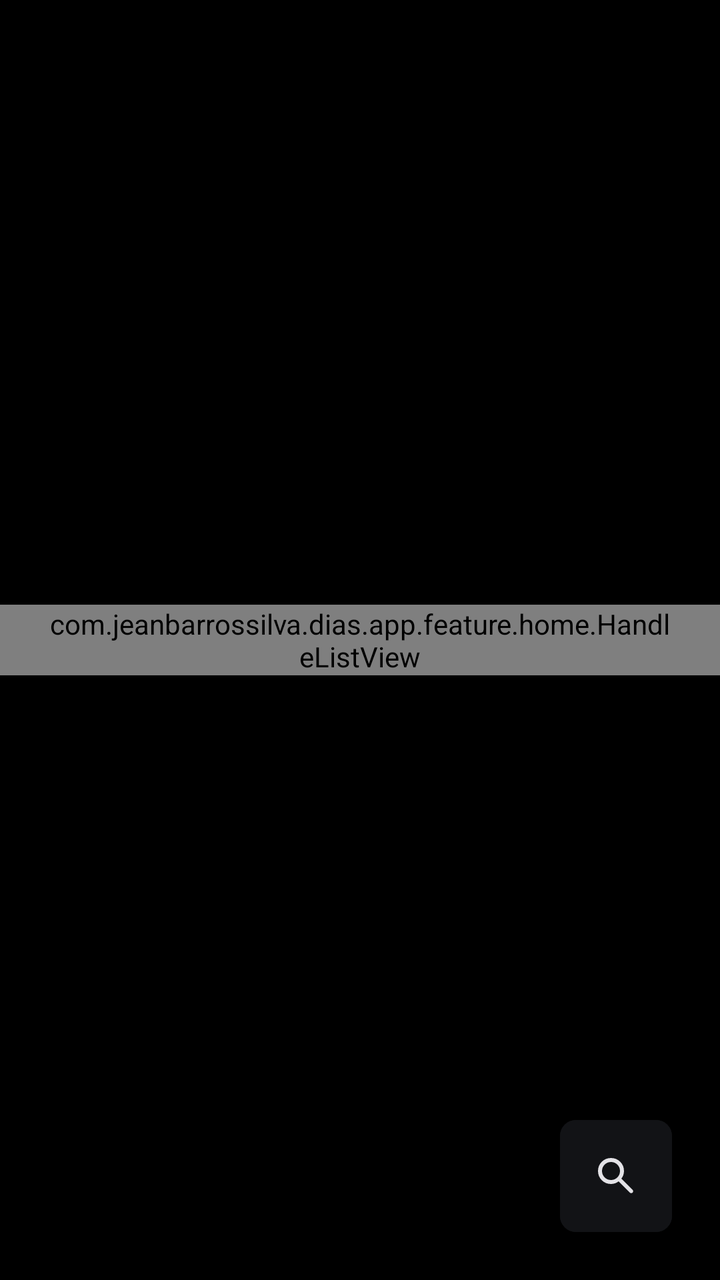
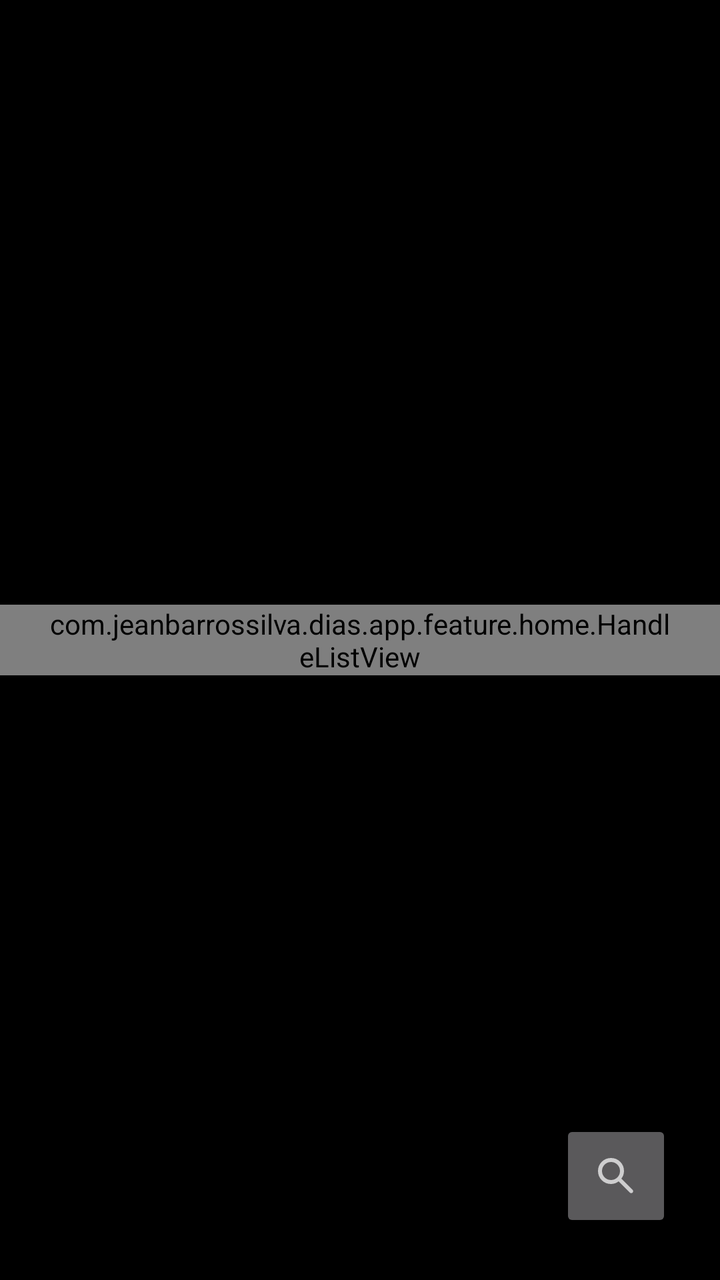

Two renders of the same Android screen: before a commit and after it. Below are the layout's source before the change and the commit's diff.
<!-- AndroidManifest.xml: application theme Theme.Dias -->
<!-- res/layout/home_activity.xml -->
<?xml version="1.0" encoding="utf-8"?>
<androidx.constraintlayout.widget.ConstraintLayout
  xmlns:android="http://schemas.android.com/apk/res/android"
  xmlns:app="http://schemas.android.com/apk/res-auto"
  xmlns:tools="http://schemas.android.com/tools"
  android:layout_height="match_parent"
  android:layout_width="match_parent">
  <com.jeanbarrossilva.dias.app.feature.home.HandleListView
    android:divider="@drawable/home_pinned_apps_divider"
    android:id="@+id/handleListView"
    android:layout_height="wrap_content"
    android:layout_width="match_parent"
    android:paddingHorizontal="@dimen/spacing_m"
    app:layout_constraintBottom_toBottomOf="parent"
    app:layout_constraintTop_toTopOf="parent" />

  <com.google.android.material.button.MaterialButton
    android:backgroundTint="?colorPrimaryContainer"
    android:contentDescription="@string/home_search"
    android:fontFamily="@font/space_grotesk"
    app:icon="@drawable/ic_search"
    android:id="@+id/all_apps_button"
    android:layout_height="56dp"
    android:layout_width="56dp"
    android:layout_marginEnd="@dimen/spacing_m"
    android:layout_marginBottom="@dimen/spacing_m"
    android:paddingVertical="14dp"
    app:iconPadding="0dp"
    app:iconTint="?colorOnPrimaryContainer"
    android:insetBottom="0dp"
    android:insetLeft="0dp"
    android:insetRight="0dp"
    android:insetTop="0dp"
    app:cornerRadius="8dp"
    app:layout_constraintBottom_toBottomOf="parent"
    app:layout_constraintEnd_toEndOf="parent" />
</androidx.constraintlayout.widget.ConstraintLayout>
<!-- resources referenced by this layout -->
<resources>
  <dimen name="spacing_m">24dp</dimen>
  <!-- drawable home_pinned_apps_divider (drawable) -->
  <?xml version="1.0" encoding="utf-8"?>
  <shape xmlns:android="http://schemas.android.com/apk/res/android">
    <size android:height="12dp" />
  </shape>
  <!-- drawable ic_search (drawable) -->
  <vector xmlns:android="http://schemas.android.com/apk/res/android"
          android:width="24dp"
          android:height="24dp"
          android:autoMirrored="true"
          android:tint="?colorControlNormal"
          android:viewportWidth="960"
          android:viewportHeight="960">
    <path android:fillColor="@android:color/white"
          android:pathData="M380,640Q271,640 195.5,564.5Q120,489 120,380Q120,271 195.5,195.5Q271,120 380,120Q489,120 564.5,195.5Q640,271 640,380Q640,424 626,463Q612,502 588,532L812,756Q823,767 823,784Q823,801 812,812Q801,823 784,823Q767,823 756,812L532,588Q502,612 463,626Q424,640 380,640ZM380,560Q455,560 507.5,507.5Q560,455 560,380Q560,305 507.5,252.5Q455,200 380,200Q305,200 252.5,252.5Q200,305 200,380Q200,455 252.5,507.5Q305,560 380,560Z" />
  </vector>
  <string name="home_search">Search</string>
  <style name="Theme.Dias" parent="Theme.MaterialComponents.NoActionBar">
      <item name="android:colorBackground">@android:color/black</item>
      <item name="android:textViewStyle">?textAppearanceBodyMedium</item>
      <item name="colorOnPrimaryContainer">@android:color/system_on_surface_dark</item>
      <item name="colorPrimary">@android:color/white</item>
      <item name="colorPrimaryContainer">@android:color/system_surface_dark</item>
      <item name="textAppearanceBodyMediumEmphasized">@style/Theme.Dias.Text.Body.Medium.Emphasized</item>
    </style>
  <style name="Theme.Dias.Text.Body.Medium.Emphasized" parent="TextAppearance.Material3.BodyMedium.Emphasized">
      <item name="android:fontFamily">@font/space_grotesk</item>
      <item name="android:textFontWeight">800</item>
      <item name="android:textSize">18sp</item>
    </style>
</resources>

<!-- the commit's change to res/layout/home_activity.xml (unified diff, before → after) -->
@@ -2,7 +2,6 @@
 <androidx.constraintlayout.widget.ConstraintLayout
   xmlns:android="http://schemas.android.com/apk/res/android"
   xmlns:app="http://schemas.android.com/apk/res-auto"
-  xmlns:tools="http://schemas.android.com/tools"
   android:layout_height="match_parent"
   android:layout_width="match_parent">
   <com.jeanbarrossilva.dias.app.feature.home.HandleListView
@@ -14,24 +13,14 @@
     app:layout_constraintBottom_toBottomOf="parent"
     app:layout_constraintTop_toTopOf="parent" />
 
-  <com.google.android.material.button.MaterialButton
-    android:backgroundTint="?colorPrimaryContainer"
+  <ImageButton
     android:contentDescription="@string/home_search"
-    android:fontFamily="@font/space_grotesk"
-    app:icon="@drawable/ic_search"
-    android:id="@+id/all_apps_button"
+    android:id="@+id/searchButton"
     android:layout_height="56dp"
     android:layout_width="56dp"
     android:layout_marginEnd="@dimen/spacing_m"
     android:layout_marginBottom="@dimen/spacing_m"
-    android:paddingVertical="14dp"
-    app:iconPadding="0dp"
-    app:iconTint="?colorOnPrimaryContainer"
-    android:insetBottom="0dp"
-    android:insetLeft="0dp"
-    android:insetRight="0dp"
-    android:insetTop="0dp"
-    app:cornerRadius="8dp"
+    android:src="@drawable/ic_search"
     app:layout_constraintBottom_toBottomOf="parent"
     app:layout_constraintEnd_toEndOf="parent" />
 </androidx.constraintlayout.widget.ConstraintLayout>
<!-- resource entries referenced after the edit -->
@@ -20,16 +20,46 @@
   <string name="home_search">Search</string>
   <style name="Theme.Dias" parent="Theme.MaterialComponents.NoActionBar">
       <item name="android:colorBackground">@android:color/black</item>
+      <item name="android:editTextStyle">@style/Theme.Dias.View.EditText</item>
+      <item name="android:imageButtonStyle">@style/Theme.Dias.View.ImageButton</item>
       <item name="android:textViewStyle">?textAppearanceBodyMedium</item>
+      <item name="colorControlActivated">@android:color/white</item>
       <item name="colorOnPrimaryContainer">@android:color/system_on_surface_dark</item>
       <item name="colorPrimary">@android:color/white</item>
       <item name="colorPrimaryContainer">@android:color/system_surface_dark</item>
       <item name="textAppearanceBodyMediumEmphasized">@style/Theme.Dias.Text.Body.Medium.Emphasized</item>
+    </style>
+  <style name="Theme.Dias.View.EditText" parent="Widget.AppCompat.EditText">
+      <item name="android:background">@drawable/theme_surface</item>
+      <item name="android:fontFamily">@font/space_grotesk</item>
+      <item name="android:padding">16dp</item>
+      <item name="android:textAppearance">?textAppearanceBody1</item>
+    </style>
+  <style name="Theme.Dias.View.ImageButton" parent="Widget.AppCompat.ImageButton">
+      <item name="android:background">@drawable/theme_surface</item>
     </style>
   <style name="Theme.Dias.Text.Body.Medium.Emphasized" parent="TextAppearance.Material3.BodyMedium.Emphasized">
       <item name="android:fontFamily">@font/space_grotesk</item>
       <item name="android:textFontWeight">800</item>
       <item name="android:textSize">18sp</item>
     </style>
+  <!-- drawable theme_surface (drawable) -->
+  <?xml version="1.0" encoding="utf-8"?>
+  <selector xmlns:android="http://schemas.android.com/apk/res/android">
+    <item>
+      <shape>
+        <corners android:radius="24dp" />
+  
+        <gradient
+            android:endColor="#050505"
+            android:startColor="#000000"
+            android:angle="180" />
+  
+        <stroke
+            android:color="#0E0E0E"
+            android:width="2dp" />
+      </shape>
+    </item>
+  </selector>
 </resources>
 
